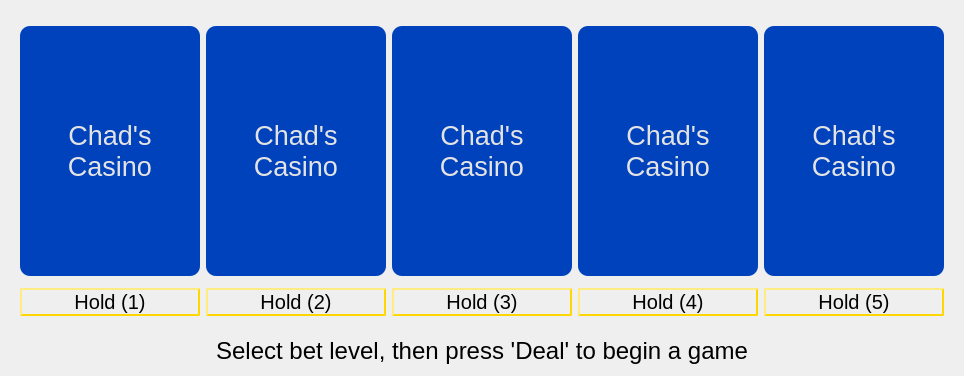
dbrook/vidpokerterm, file src/ui/handwidget.ui: the form before one commit.
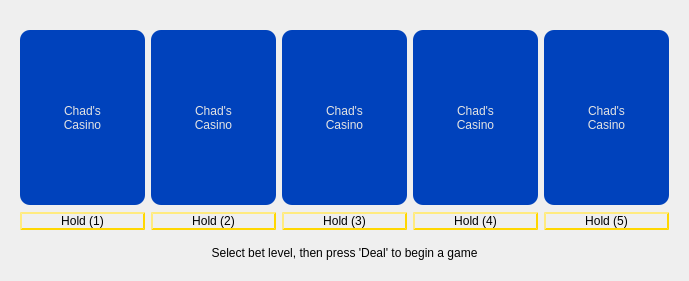
The form after the commit.

Commit message: Multiple simultaneous hands fully supported by the backend and the front end is updatable with them. There is no alignment/positioning/scaling for when the number of hands gets truly crazy (yet). Also reduced redundant font-size settings in CSS / .ui files.

```diff
--- a/src/ui/handwidget.ui
+++ b/src/ui/handwidget.ui
@@ -6,23 +6,30 @@
    <rect>
     <x>0</x>
     <y>0</y>
-    <width>960</width>
-    <height>376</height>
+    <width>689</width>
+    <height>281</height>
    </rect>
   </property>
-  <property name="sizePolicy">
-   <sizepolicy hsizetype="Preferred" vsizetype="Fixed">
-    <horstretch>0</horstretch>
-    <verstretch>0</verstretch>
-   </sizepolicy>
-  </property>
   <property name="windowTitle">
    <string>Form</string>
   </property>
   <property name="styleSheet">
    <string notr="true">QCheckBox:checked {color: rgb(125,30,0); background-color: rgb(250,250,0);}</string>
   </property>
-  <layout class="QVBoxLayout" name="verticalLayout" stretch="0,0">
+  <layout class="QVBoxLayout" name="verticalLayout" stretch="0,0,0,0">
+   <item>
+    <spacer name="verticalSpacer_2">
+     <property name="orientation">
+      <enum>Qt::Vertical</enum>
+     </property>
+     <property name="sizeHint" stdset="0">
+      <size>
+       <width>20</width>
+       <height>40</height>
+      </size>
+     </property>
+    </spacer>
+   </item>
    <item>
     <widget class="QFrame" name="cardArea">
      <property name="frameShape">
@@ -34,23 +41,16 @@
      <layout class="QGridLayout" name="gridLayout" columnstretch="1,0,0,0,0,0,1">
       <item row="0" column="4">
        <widget class="QLabel" name="card4">
-        <property name="sizePolicy">
-         <sizepolicy hsizetype="Fixed" vsizetype="Fixed">
-          <horstretch>0</horstretch>
-          <verstretch>0</verstretch>
-         </sizepolicy>
-        </property>
         <property name="minimumSize">
          <size>
-          <width>180</width>
-          <height>250</height>
+          <width>125</width>
+          <height>175</height>
          </size>
         </property>
         <property name="styleSheet">
          <string notr="true">background-color: rgb(0, 66, 188);
 border-color: rgb(250, 250, 250);
 color: rgb(227, 227, 227);
-font-size: 20pt;
 border-radius: 10px;</string>
         </property>
         <property name="frameShape">
@@ -73,23 +73,16 @@
       </item>
       <item row="0" column="3">
        <widget class="QLabel" name="card3">
-        <property name="sizePolicy">
-         <sizepolicy hsizetype="Fixed" vsizetype="Fixed">
-          <horstretch>0</horstretch>
-          <verstretch>0</verstretch>
-         </sizepolicy>
-        </property>
         <property name="minimumSize">
          <size>
-          <width>180</width>
-          <height>250</height>
+          <width>125</width>
+          <height>175</height>
          </size>
         </property>
         <property name="styleSheet">
          <string notr="true">background-color: rgb(0, 66, 188);
 border-color: rgb(250, 250, 250);
 color: rgb(227, 227, 227);
-font-size: 20pt;
 border-radius: 10px;</string>
         </property>
         <property name="frameShape">
@@ -112,23 +105,16 @@
       </item>
       <item row="0" column="5">
        <widget class="QLabel" name="card5">
-        <property name="sizePolicy">
-         <sizepolicy hsizetype="Fixed" vsizetype="Fixed">
-          <horstretch>0</horstretch>
-          <verstretch>0</verstretch>
-         </sizepolicy>
-        </property>
         <property name="minimumSize">
          <size>
-          <width>180</width>
-          <height>250</height>
+          <width>125</width>
+          <height>175</height>
          </size>
         </property>
         <property name="styleSheet">
          <string notr="true">background-color: rgb(0, 66, 188);
 border-color: rgb(250, 250, 250);
 color: rgb(227, 227, 227);
-font-size: 20pt;
 border-radius: 10px;</string>
         </property>
         <property name="frameShape">
@@ -164,23 +150,16 @@
       </item>
       <item row="0" column="1">
        <widget class="QLabel" name="card1">
-        <property name="sizePolicy">
-         <sizepolicy hsizetype="Fixed" vsizetype="Fixed">
-          <horstretch>0</horstretch>
-          <verstretch>0</verstretch>
-         </sizepolicy>
-        </property>
         <property name="minimumSize">
          <size>
-          <width>180</width>
-          <height>250</height>
+          <width>125</width>
+          <height>175</height>
          </size>
         </property>
         <property name="styleSheet">
          <string notr="true">background-color: rgb(0, 66, 188);
 border-color: rgb(250, 250, 250);
 color: rgb(227, 227, 227);
-font-size: 20pt;
 border-radius: 10px;</string>
         </property>
         <property name="frameShape">
@@ -203,23 +182,16 @@
       </item>
       <item row="0" column="2">
        <widget class="QLabel" name="card2">
-        <property name="sizePolicy">
-         <sizepolicy hsizetype="Fixed" vsizetype="Fixed">
-          <horstretch>0</horstretch>
-          <verstretch>0</verstretch>
-         </sizepolicy>
-        </property>
         <property name="minimumSize">
          <size>
-          <width>180</width>
-          <height>250</height>
+          <width>125</width>
+          <height>175</height>
          </size>
         </property>
         <property name="styleSheet">
          <string notr="true">background-color: rgb(0, 66, 188);
 border-color: rgb(250, 250, 250);
 color: rgb(227, 227, 227);
-font-size: 20pt;
 border-radius: 10px;</string>
         </property>
         <property name="frameShape">
@@ -267,13 +239,11 @@
     border-style: flat;
     border-width: 2px;
     border-color: gray;
-    font-size: 15pt;
 }
 QPushButton {
     border-style: outset;
     border-width: 2px;
     border-color: gold;
-    font-size: 15pt;
 }
 QPushButton:checked {
     color: yellow;
@@ -281,7 +251,6 @@
     border-style: outset;
     border-width: 2px;
     border-color: yellow;
-    font-size: 15pt;
 }
 </string>
         </property>
@@ -310,13 +279,11 @@
     border-style: flat;
     border-width: 2px;
     border-color: gray;
-    font-size: 15pt;
 }
 QPushButton {
     border-style: outset;
     border-width: 2px;
     border-color: gold;
-    font-size: 15pt;
 }
 QPushButton:checked {
     color: yellow;
@@ -324,7 +291,6 @@
     border-style: outset;
     border-width: 2px;
     border-color: yellow;
-    font-size: 15pt;
 }
 </string>
         </property>
@@ -353,13 +319,11 @@
     border-style: flat;
     border-width: 2px;
     border-color: gray;
-    font-size: 15pt;
 }
 QPushButton {
     border-style: outset;
     border-width: 2px;
     border-color: gold;
-    font-size: 15pt;
 }
 QPushButton:checked {
     color: yellow;
@@ -367,7 +331,6 @@
     border-style: outset;
     border-width: 2px;
     border-color: yellow;
-    font-size: 15pt;
 }
 </string>
         </property>
@@ -396,13 +359,11 @@
     border-style: flat;
     border-width: 2px;
     border-color: gray;
-    font-size: 15pt;
 }
 QPushButton {
     border-style: outset;
     border-width: 2px;
     border-color: gold;
-    font-size: 15pt;
 }
 QPushButton:checked {
     color: yellow;
@@ -410,7 +371,6 @@
     border-style: outset;
     border-width: 2px;
     border-color: yellow;
-    font-size: 15pt;
 }
 </string>
         </property>
@@ -439,13 +399,11 @@
     border-style: flat;
     border-width: 2px;
     border-color: gray;
-    font-size: 15pt;
 }
 QPushButton {
     border-style: outset;
     border-width: 2px;
     border-color: gold;
-    font-size: 15pt;
 }
 QPushButton:checked {
     color: yellow;
@@ -453,7 +411,6 @@
     border-style: outset;
     border-width: 2px;
     border-color: yellow;
-    font-size: 15pt;
 }
 </string>
         </property>
@@ -479,8 +436,8 @@
        <verstretch>0</verstretch>
       </sizepolicy>
      </property>
-     <property name="styleSheet">
-      <string notr="true">font-size: 18pt;</string>
+     <property name="frameShape">
+      <enum>QFrame::NoFrame</enum>
      </property>
      <property name="text">
       <string>Select bet level, then press 'Deal' to begin a game</string>
@@ -490,6 +447,19 @@
      </property>
     </widget>
    </item>
+   <item>
+    <spacer name="verticalSpacer">
+     <property name="orientation">
+      <enum>Qt::Vertical</enum>
+     </property>
+     <property name="sizeHint" stdset="0">
+      <size>
+       <width>20</width>
+       <height>40</height>
+      </size>
+     </property>
+    </spacer>
+   </item>
   </layout>
  </widget>
  <resources/>
```
Left out of the diff: 6 changed lines with no effect on the pictures. The commit also changes 15 other files.
